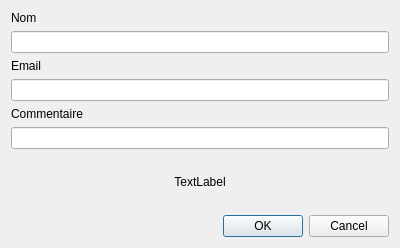
Above: GuiPG/src/View/adduiddialog.ui from Diakakodo/GuiPG before the change. Below: the same form after it.
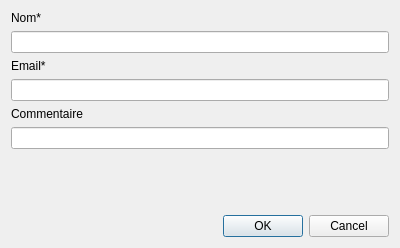
That is the form after the change.

```diff
--- a/GuiPG/src/View/adduiddialog.ui
+++ b/GuiPG/src/View/adduiddialog.ui
@@ -19,7 +19,7 @@
      <item>
       <widget class="QLabel" name="nameLabel">
        <property name="text">
-        <string>Nom</string>
+        <string>Nom*</string>
        </property>
       </widget>
      </item>
@@ -29,7 +29,7 @@
      <item>
       <widget class="QLabel" name="mailLabel">
        <property name="text">
-        <string>Email</string>
+        <string>Email*</string>
        </property>
       </widget>
      </item>
@@ -66,8 +66,45 @@
    </item>
    <item>
     <widget class="QLabel" name="warningLabel">
+     <property name="palette">
+      <palette>
+       <active>
+        <colorrole role="WindowText">
+         <brush brushstyle="SolidPattern">
+          <color alpha="255">
+           <red>255</red>
+           <green>0</green>
+           <blue>0</blue>
+          </color>
+         </brush>
+        </colorrole>
+       </active>
+       <inactive>
+        <colorrole role="WindowText">
+         <brush brushstyle="SolidPattern">
+          <color alpha="255">
+           <red>255</red>
+           <green>0</green>
+           <blue>0</blue>
+          </color>
+         </brush>
+        </colorrole>
+       </inactive>
+       <disabled>
+        <colorrole role="WindowText">
+         <brush brushstyle="SolidPattern">
+          <color alpha="255">
+           <red>190</red>
+           <green>190</green>
+           <blue>190</blue>
+          </color>
+         </brush>
+        </colorrole>
+       </disabled>
+      </palette>
+     </property>
      <property name="text">
-      <string>TextLabel</string>
+      <string/>
      </property>
      <property name="alignment">
       <set>Qt::AlignCenter</set>
```
